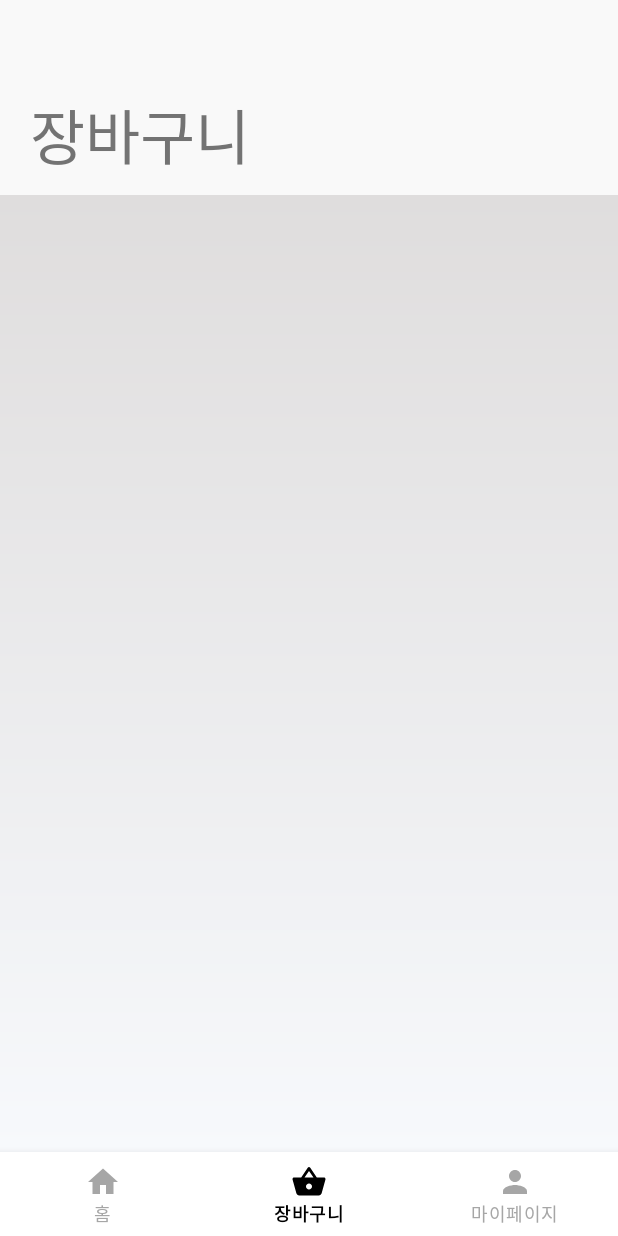
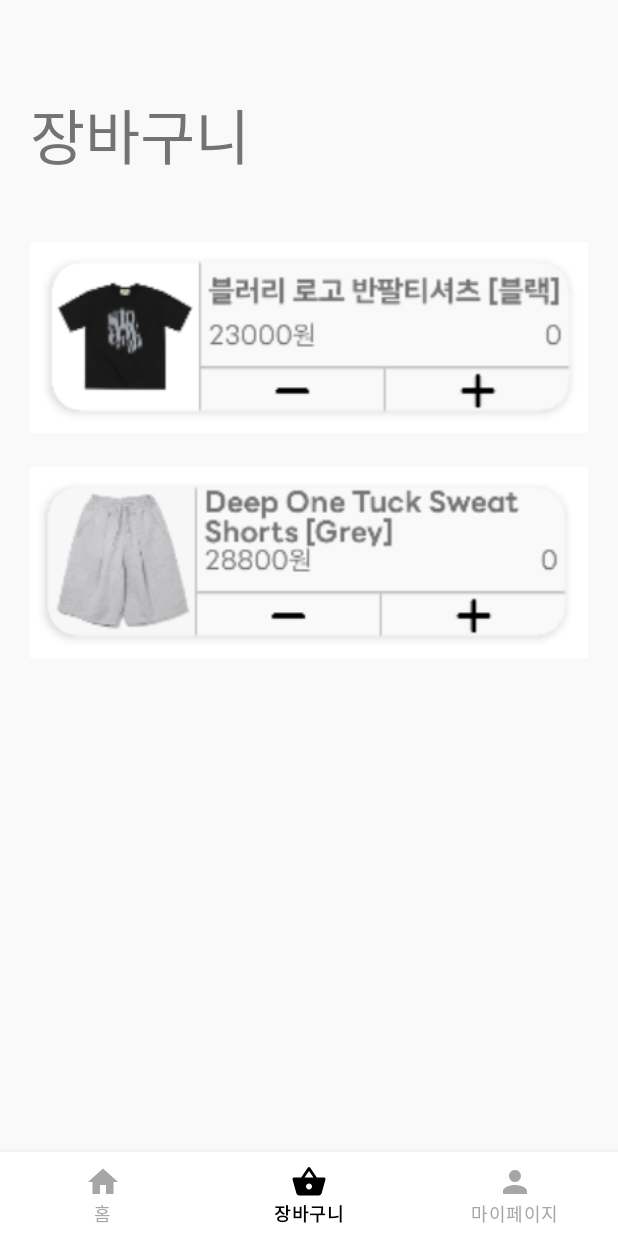
Before and after one commit to innoo47/ShoppingApp, an Android app: the MainFragment screen opened directly, with no data from a screen before it, item 2 of the bottom bar chosen, on a phone screen of 412 x 824 dp. Run offline under Robolectric (Android 15) with nearby library versions, the phone set to English and light mode, and no system bars; 1 statement that could not run was skipped.

Commit message:
24.07.25 완성같은 미완성

```diff
--- a/app/src/main/java/com/inu/shoppingapp/Activity/MainMenuActivity.java
+++ b/app/src/main/java/com/inu/shoppingapp/Activity/MainMenuActivity.java
@@ -15,9 +15,9 @@ import com.google.android.material.bottomnavigation.BottomNavigationView;
 public class MainMenuActivity extends AppCompatActivity {
 
     private FragmentManager fragmentManager = getSupportFragmentManager();
-    private MainFragment mainFragment = new MainFragment();
-    private BasketFragment basketFragment = new BasketFragment();
-    private MyPageFragment myPageFragment = new MyPageFragment();
+    private com.inu.shoppingapp.MainFragment mainFragment = new com.inu.shoppingapp.MainFragment();
+    private com.inu.shoppingapp.BasketFragment basketFragment = new com.inu.shoppingapp.BasketFragment();
+    private com.inu.shoppingapp.MyPageFragment myPageFragment = new com.inu.shoppingapp.MyPageFragment();
 
     @Override
     protected void onCreate(Bundle savedInstanceState) {
--- a/app/src/main/java/com/inu/shoppingapp/Data/ProductBean.java
+++ b/app/src/main/java/com/inu/shoppingapp/Data/ProductBean.java
@@ -7,12 +7,6 @@ public class ProductBean {
     private int price;
     private byte[] image;
     private String type;
-
-//    public ProductBean(String name, int price, int image) {
-//        this.name = name;
-//        this.price = price;
-//        this.image = image;
-//    }
 
     public int getSerialNumber() {
         return serialNumber;
--- a/app/src/main/java/com/inu/shoppingapp/Fragment/BasketFragment.java
+++ b/app/src/main/java/com/inu/shoppingapp/Fragment/BasketFragment.java
@@ -6,16 +6,41 @@ import android.view.View;
 import android.view.ViewGroup;
 
 import androidx.fragment.app.Fragment;
+import androidx.recyclerview.widget.RecyclerView;
+
+import com.inu.shoppingapp.Data.BasketBean;
+import com.inu.shoppingapp.Data.ProductDBHelper;
+import com.inu.shoppingapp.Recycler.BasketRecyclerViewAdapter;
+
+import java.util.ArrayList;
 
 public class BasketFragment extends Fragment {
+
+    private View view;
+
+    public RecyclerView mRecyclerView;
+    public BasketRecyclerViewAdapter mRecyclerAdapter;
+    public ArrayList<BasketBean> items = new ArrayList<>();
+    private ProductDBHelper dbHelper;
+
+
 
     @Override
     public View onCreateView(LayoutInflater inflater, ViewGroup container,
                              Bundle savedInstanceState) {
         // Inflate the layout for this fragment
-        View view = inflater.inflate(R.layout.fragment_basket, container, false);
+        view = inflater.inflate(R.layout.fragment_basket, container, false);
 
+//        LinearLayoutManager layoutManager = new LinearLayoutManager(getActivity());
+//        mRecyclerView = view.findViewById(R.id.basketRecycler);
+//        mRecyclerView.setLayoutManager(layoutManager);
+//        items.add(new BasketBean(R.drawable.top2, "바이오 웨스턴 데님 반팔 셔츠_인디고", 28200));
+//        mRecyclerAdapter = new BasketRecyclerViewAdapter(items);
+//        mRecyclerView.setAdapter(mRecyclerAdapter);
 
         return view;
     }
+
+
+
 }
--- a/app/src/main/java/com/inu/shoppingapp/Fragment/MainFragment.java
+++ b/app/src/main/java/com/inu/shoppingapp/Fragment/MainFragment.java
@@ -29,12 +29,47 @@ public class MainFragment extends Fragment  {
     private Button top;
     private Button bottom;
 
+    private boolean btnTopState = false;
+    private boolean btnBottomState = false;
+
 
     @Override
     public View onCreateView(LayoutInflater inflater, ViewGroup container, Bundle savedInstanceState) {
         // Inflate the layout for this fragment
         Log.e("로그", "onCreateView");
         view = inflater.inflate(R.layout.fragment_main, container, false);
+        top = (Button) view.findViewById(R.id.btnCatTop);
+        bottom = (Button) view.findViewById(R.id.btnCatBottom);
+
+        top.setOnClickListener(new View.OnClickListener() {
+            @Override
+            public void onClick(View view) {
+                if(btnTopState) {
+                    showProduct();
+                    btnTopState = false;
+                    btnBottomState = false;
+                } else {
+                    showProduct("top");
+                    btnTopState = true;
+                    btnBottomState = false;
+                }
+            }
+        });
+
+        bottom.setOnClickListener(new View.OnClickListener() {
+            @Override
+            public void onClick(View view) {
+                if(btnBottomState) {
+                    showProduct();
+                    btnTopState = false;
+                    btnBottomState = false;
+                } else {
+                    showProduct("bottom");
+                    btnBottomState = true;
+                    btnTopState = false;
+                }
+            }
+        });
 
         showProduct();
 
@@ -58,16 +93,4 @@ public class MainFragment extends Fragment  {
         mRecyclerAdapter.updateData(items);
     }
 
-//    @SuppressLint("NotifyDataSetChanged")
-//    private void setData() {
-//        items.add(new ProductBean("블러리 로고 반팔티셔츠 [블랙]", 23000, R.drawable.top1));
-//        items.add(new ProductBean("바이오 웨스턴 데님 반팔 셔츠_인디고", 23000, R.drawable.top2));
-//        items.add(new ProductBean("TAG OG TEE - WHITE", 35100, R.drawable.top3));
-//        items.add(new ProductBean("Deep One Tuck Sweat Shorts [Grey]", 28800, R.drawable.bottom1));
-//        items.add(new ProductBean("바이오워싱 카펜터 버뮤다 데님 팬츠_라이트블루", 24400, R.drawable.bottom2));
-//        items.add(new ProductBean( "데미지 워시드 데님 팬츠-미디엄 블루(Cool Air)", 39800, R.drawable.bottom3));
-//        items.add(new ProductBean("와이드 데님 팬츠 [미디엄 블루]", 23000, R.drawable.bottom4));
-//
-//    }
-
 }
--- a/app/src/main/java/com/inu/shoppingapp/Fragment/MyPageFragment.java
+++ b/app/src/main/java/com/inu/shoppingapp/Fragment/MyPageFragment.java
@@ -33,21 +33,6 @@ public class MyPageFragment extends Fragment {
     private TextView gender;
     private TextView birthday;
 
-    // TODO: Rename parameter arguments, choose names that match
-    // the fragment initialization parameters, e.g. ARG_ITEM_NUMBER
-    private static final String ARG_PARAM1 = "param1";
-    private static final String ARG_PARAM2 = "param2";
-
-    // TODO: Rename and change types of parameters
-    private String mParam1;
-    private String mParam2;
-
-    public MyPageFragment() {
-        // Required empty public constructor
-    }
-
-
-
     @Override
     public View onCreateView(LayoutInflater inflater, ViewGroup container,
                              Bundle savedInstanceState) {
@@ -81,6 +66,7 @@ public class MyPageFragment extends Fragment {
             public void onClick(View view) {
                 Log.i(TAG, "BTN Click");
                 com.inu.shoppingapp.SharedPreferencesManager.clearPreferences(getActivity());   // Preference 삭제
+                com.inu.shoppingapp.SharedPreferencesManager.clearBasketPreferences(getActivity());
                 Intent intent = new Intent(getActivity(), com.inu.shoppingapp.LoginActivity.class); // Fragment라서 getActivity()를 사용
                 intent.addFlags(Intent.FLAG_ACTIVITY_CLEAR_TOP); // 로그인 화면으로 이동
                 startActivity(intent);
@@ -97,6 +83,7 @@ public class MyPageFragment extends Fragment {
                 dbHelper.deleteUser(userbean);
 
                 com.inu.shoppingapp.SharedPreferencesManager.clearPreferences(getActivity());   // Preference 삭제
+                com.inu.shoppingapp.SharedPreferencesManager.clearBasketPreferences(getActivity());
                 Intent intent = new Intent(getActivity(), com.inu.shoppingapp.LoginActivity.class); // Fragment라서 getActivity()를 사용
                 intent.addFlags(Intent.FLAG_ACTIVITY_CLEAR_TOP); // 로그인 화면으로 이동
                 startActivity(intent);
--- /dev/null
+++ b/app/src/main/java/com/inu/shoppingapp/Recycler/ItemClickListener.java
@@ -0,0 +1,7 @@
+package com.inu.shoppingapp.Recycler;
+
+import android.view.View;
+
+public interface ItemClickListener {
+    void onItemClick(View v, int position);
+}
--- a/app/src/main/java/com/inu/shoppingapp/Recycler/RecyclerViewAdapter.java
+++ b/app/src/main/java/com/inu/shoppingapp/Recycler/RecyclerViewAdapter.java
@@ -5,6 +5,7 @@ import android.graphics.Bitmap;
 import android.graphics.BitmapFactory;
 import android.graphics.drawable.BitmapDrawable;
 import android.graphics.drawable.Drawable;
+import android.util.Log;
 import android.view.LayoutInflater;
 import android.view.View;
 import android.view.ViewGroup;
@@ -22,6 +23,10 @@ import java.util.ArrayList;
 public class RecyclerViewAdapter extends RecyclerView.Adapter<RecyclerViewAdapter.Holder> {
 
     private ArrayList<ProductBean> listData = new ArrayList<>();
+    private BasketRecyclerViewAdapter basketAdapter;
+    private ItemClickListener listener;
+
+    private ImageView btnAdd;
 
     public RecyclerViewAdapter(ArrayList<ProductBean> listData) {
         this.listData = listData;
@@ -51,8 +56,17 @@ public class RecyclerViewAdapter extends RecyclerView.Adapter<RecyclerViewAdapte
         holder.image.setImageDrawable(getImage(item.getImage()));
         holder.title.setText(item.getName());
         holder.price.setText(String.valueOf(item.getPrice()));
+
+        btnAdd.setOnClickListener(new View.OnClickListener() {
+            @Override
+            public void onClick(View view) {
+                Log.i("클릭", "클릭클릭" + item.getId());
+
+            }
+        });
     }
 
+    // 이미지 비트맵
     public Drawable getImage(byte[] bytes){
         Bitmap bitmap = BitmapFactory.decodeByteArray(bytes, 0, bytes.length);
         Drawable drawable = new BitmapDrawable(null, bitmap);
@@ -63,7 +77,6 @@ public class RecyclerViewAdapter extends RecyclerView.Adapter<RecyclerViewAdapte
         ImageView image;
         TextView title;
         TextView price;
-        ImageView btnAdd;
 
         public Holder(@NonNull View itemView) {
             super(itemView);
@@ -72,15 +85,6 @@ public class RecyclerViewAdapter extends RecyclerView.Adapter<RecyclerViewAdapte
             title = (TextView) itemView.findViewById(R.id.productName);
             price = (TextView) itemView.findViewById(R.id.productPrice);
             btnAdd = (ImageView) itemView.findViewById(R.id.btnAdd);
-            btnAdd.setOnClickListener(new View.OnClickListener() {
-                @Override
-                public void onClick(View view) {
-                    // 장바구니 리스트에 추가 (Preference 사용)
-                    // 해당 상품의 ID를 Preference에 저장하여 ID를 통해 장바구니 뷰에서 해당 상품의 데이터를 가져옴
-
-
-                }
-            });
 
         }
     }
--- a/app/src/main/res/layout/fragment_basket.xml
+++ b/app/src/main/res/layout/fragment_basket.xml
@@ -38,18 +38,29 @@
         <LinearLayout
             android:layout_width="match_parent"
             android:layout_height="match_parent"
-            android:background="@drawable/shadow_layout_bottom"
+            android:layout_margin="20dp"
+            android:orientation="vertical"
             >
 
             <!-- RecyclerView -->
-            <androidx.recyclerview.widget.RecyclerView
-                android:id="@+id/basketRecycler"
-                android:layout_width="0dp"
-                android:layout_height="0dp"
-                android:layout_marginStart="8dp"
-                android:layout_marginTop="32dp"
-                android:layout_marginEnd="8dp"
+<!--            <androidx.recyclerview.widget.RecyclerView-->
+<!--                android:id="@+id/basketRecycler"-->
+<!--                android:layout_width="match_parent"-->
+<!--                android:layout_height="match_parent"-->
+<!--                />-->
+
+            <ImageView
+                android:layout_width="match_parent"
+                android:layout_height="150dp"
+                android:src="@drawable/ex1"
                 />
+            <ImageView
+                android:layout_width="match_parent"
+                android:layout_height="150dp"
+                android:src="@drawable/ex2"
+                />
+
+
 
         </LinearLayout>
 
--- a/app/src/main/res/layout/recycler_basket.xml
+++ b/app/src/main/res/layout/recycler_basket.xml
@@ -23,7 +23,7 @@
             android:id="@+id/basketItemImage"
             android:layout_width="100dp"
             android:layout_height="100dp"
-            android:src="@drawable/ic_basket"
+            android:src="@drawable/bottom1"
             android:scaleType="centerCrop"
             />
 
@@ -44,7 +44,7 @@
             <TextView
                 android:layout_width="match_parent"
                 android:layout_height="40dp"
-                android:text="#title"
+                android:text="Deep One Tuck Sweat Shorts [Grey]"
                 android:textSize="20sp"
                 android:textColor="@color/text_color"
                 android:fontFamily="@font/line_seed_kr_bd"
@@ -66,7 +66,7 @@
                     android:id="@+id/basketItemPrice"
                     android:layout_width="wrap_content"
                     android:layout_height="match_parent"
-                    android:text="0"
+                    android:text="28800"
                     android:textSize="18sp"
                     android:fontFamily="@font/line_seed_kr_rg"
                     />
```
Also changed, not shown: app/src/main/java/com/inu/shoppingapp/Data/BasketBean.java (added, +37 -0 lines), app/src/main/java/com/inu/shoppingapp/Data/ProductDBHelper.java (+21 -0 lines), app/src/main/java/com/inu/shoppingapp/Data/SharedPreferencesManager.java (+26 -0 lines), app/src/main/java/com/inu/shoppingapp/Recycler/BasketRecyclerViewAdapter.java (added, +73 -0 lines), app/src/main/res/drawable/ex1.png (added), app/src/main/res/drawable/ex2.png (added), app/src/main/res/drawable/minus.png (added), app/src/main/res/drawable/plus.png (added).
